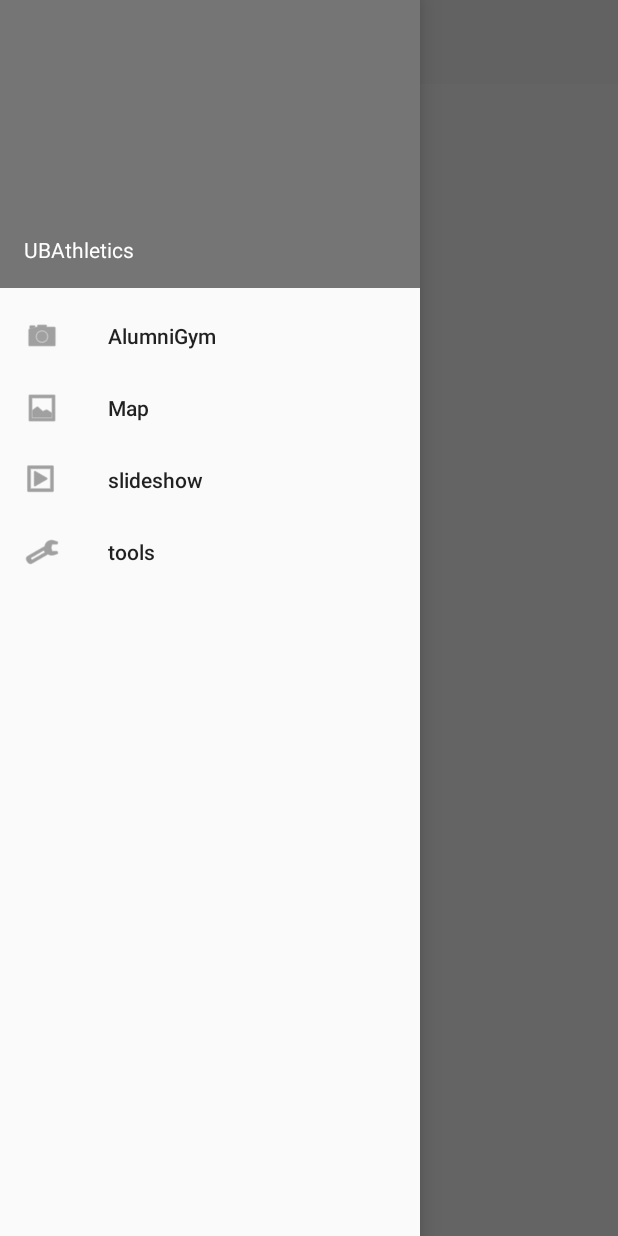
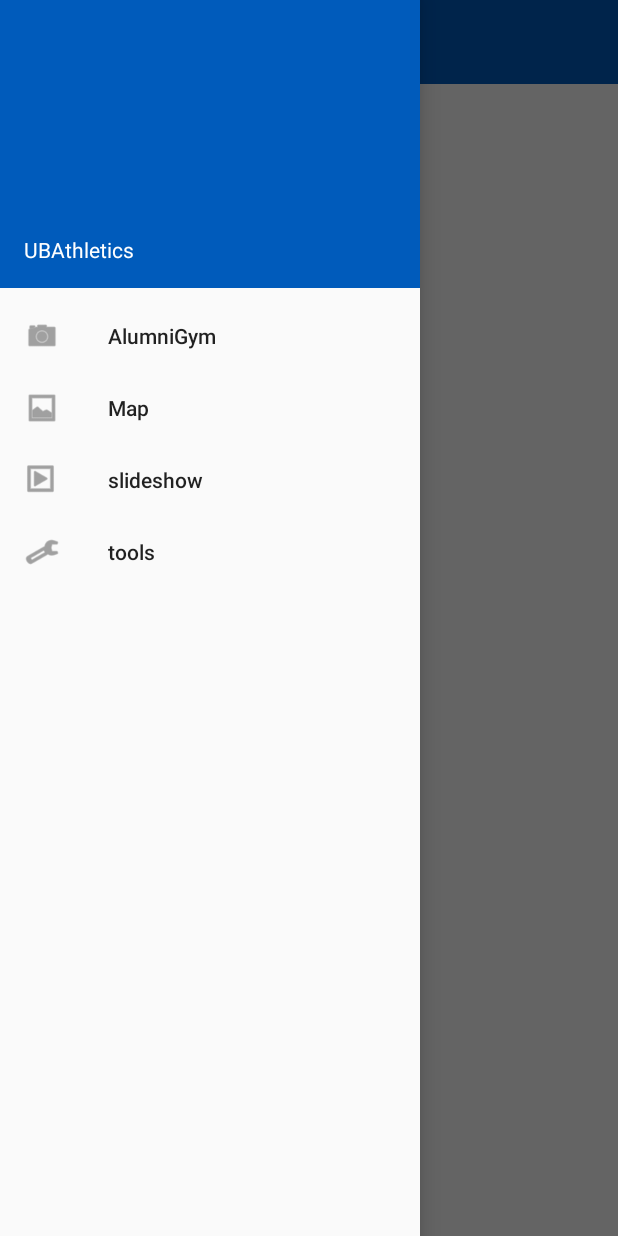
Before and after one commit to Gym-Brogrammers/AlumniApp, an Android app: the screen it shows after launch (MainActivity), with the side drawer open, on a phone screen of 412 x 824 dp. Run offline under Robolectric (Android 15) with nearby library versions, the light colour scheme and no system bars.

Commit message:
Made the UI look more like a UB app, made the style look more blue and white overall

```diff
--- a/app/src/main/res/drawable/ic_menu.xml
+++ b/app/src/main/res/drawable/ic_menu.xml
@@ -4,6 +4,6 @@
         android:viewportWidth="24.0"
         android:viewportHeight="24.0">
     <path
-        android:fillColor="#FF000000"
+        android:fillColor="#FFFFFF"
         android:pathData="M3,18h18v-2L3,16v2zM3,13h18v-2L3,11v2zM3,6v2h18L21,6L3,6z"/>
 </vector>
--- a/app/src/main/res/layout/activity_main.xml
+++ b/app/src/main/res/layout/activity_main.xml
@@ -15,10 +15,11 @@
 
         <!-- Toolbar for the top of the app-->
         <android.support.v7.widget.Toolbar
+            app:theme="@style/ToolBarStyle"
             android:id="@+id/toolbar"
             android:layout_width="match_parent"
             android:layout_height="?attr/actionBarSize"
-            android:background="?attr/colorPrimary"
+            android:background="#005bbb"
             android:theme="@style/ThemeOverlay.AppCompat.ActionBar" />
 
     </FrameLayout>
--- a/app/src/main/res/layout/nav_header.xml
+++ b/app/src/main/res/layout/nav_header.xml
@@ -2,16 +2,16 @@
 <LinearLayout xmlns:android="http://schemas.android.com/apk/res/android"
     android:layout_width="match_parent"
     android:layout_height="192dp"
-    android:background="?attr/colorPrimaryDark"
+    android:background="#005bbb"
     android:padding="16dp"
     android:theme="@style/ThemeOverlay.AppCompat.Dark"
     android:orientation="vertical"
     android:gravity="bottom">
-
     <TextView
         android:layout_width="match_parent"
         android:layout_height="wrap_content"
         android:text="UBAthletics"
-        android:textAppearance="@style/TextAppearance.AppCompat.Body1"/>
+        android:textAppearance="@style/TextAppearance.AppCompat.Body1"
+        android:textColor="#ffffff"/>
 
 </LinearLayout>
--- a/app/src/main/res/values/styles.xml
+++ b/app/src/main/res/values/styles.xml
@@ -8,4 +8,10 @@
         <item name="colorAccent">@color/colorAccent</item>
     </style>
 
+    <style name="ToolBarStyle" parent="Theme.AppCompat">
+        <item name="android:textColorPrimary">@android:color/white</item>
+        <item name="android:textColorSecondary">@android:color/white</item>
+        <item name="actionMenuTextColor">@android:color/white</item>
+    </style>
+
 </resources>
```
